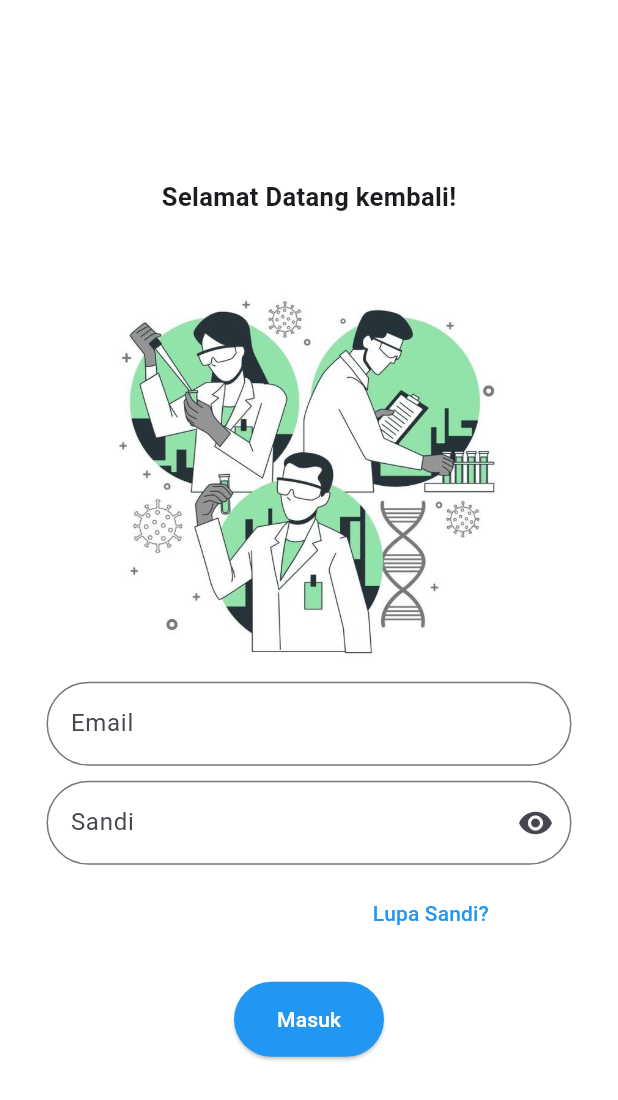
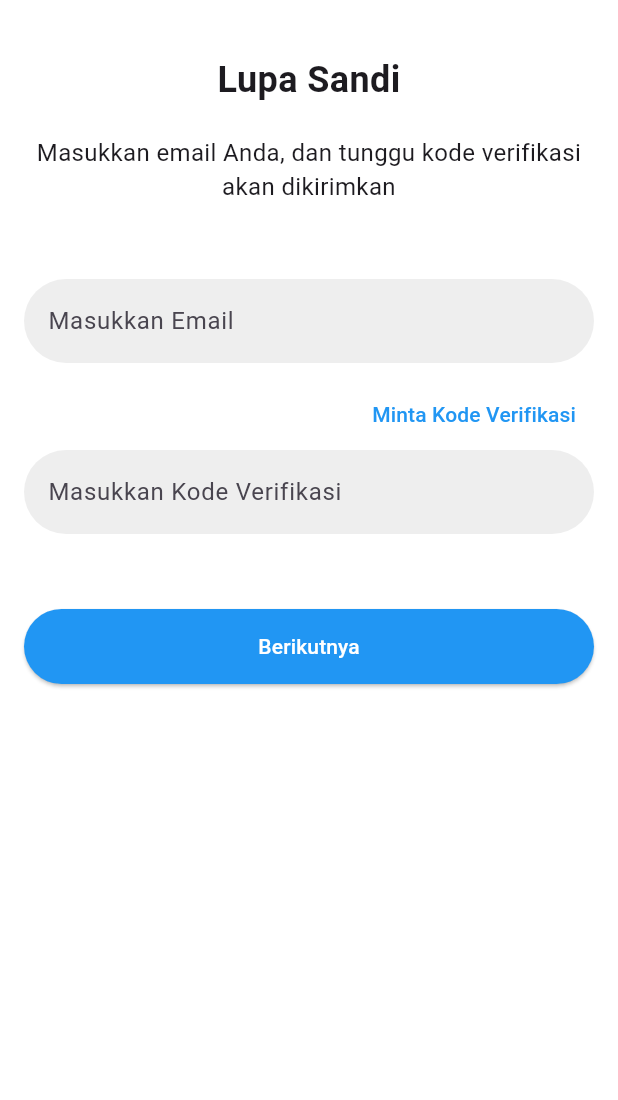
Before and after one commit to Ndi7/Media-Microlearning-Berbasis-Mobile, a Flutter app: the screen it shows after launch, after a tap on "Lupa Sandi?", on a phone screen of 412 x 824 dp. Shown: the top 1100 px of the screen. Run offline on Flutter 3.47's test engine with Material 3 defaults, Android fonts, the light colour scheme and no system bars; our stand-ins replace font_awesome_flutter.

Commit message:
add Lupa sandi page and atur lupa sandi page

```diff
--- a/lib/login_page.dart
+++ b/lib/login_page.dart
@@ -40,14 +40,18 @@ class _LoginPageState extends State<LoginPage> {
             SizedBox(
               width: 350, // Tentukan lebar kolom TextField
               child: TextField(
+                obscureText: _obscureText,
                 decoration: InputDecoration(
                   labelText: 'Email',
+                  filled: true,
+                  fillColor: Colors.grey[100], // Latar belakang abu-abu terang
                   border: OutlineInputBorder(
-                    borderRadius:
-                        BorderRadius.circular(40), // Mengatur radius sudut
+                    borderRadius: BorderRadius.circular(50),
+                    borderSide: BorderSide.none, // Menghilangkan border
                   ),
                 ),
               ),
+
             ),
             const SizedBox(height: 10),
 
@@ -58,14 +62,14 @@ class _LoginPageState extends State<LoginPage> {
                 obscureText: _obscureText,
                 decoration: InputDecoration(
                   labelText: 'Sandi',
+                  filled: true,
+                  fillColor: Colors.grey[200], // Latar belakang abu-abu terang
                   border: OutlineInputBorder(
-                    borderRadius:
-                        BorderRadius.circular(40), // Mengatur radius sudut
+                    borderRadius: BorderRadius.circular(50),
+                    borderSide: BorderSide.none, // Menghilangkan border
                   ),
                   suffixIcon: IconButton(
-                    icon: Icon(
-                      _obscureText ? Icons.visibility : Icons.visibility_off,
-                    ),
+                    icon: Icon(_obscureText ? Icons.visibility : Icons.visibility_off),
                     onPressed: () {
                       setState(() {
                         _obscureText = !_obscureText; // Toggle visibility
@@ -74,25 +78,24 @@ class _LoginPageState extends State<LoginPage> {
                   ),
                 ),
               ),
+
+
             ),
             const SizedBox(height: 10),
 
             // Forgot Password
             Align(
-              alignment: const FractionalOffset(0.8,
-                  0.0), // Geser ke kanan (0.1) dan tetap di tengah vertikal (0.0)
+              alignment: const FractionalOffset(0.8, 0.0),
               child: TextButton(
                 onPressed: () {
-                  // Handle forgot password action here
+                  Navigator.pushNamed(context, '/lupa-sandi'); // Navigate to LupaSandiPage
                 },
                 child: const Padding(
-                  padding: EdgeInsets.only(
-                      bottom: 3.0), // Adjust padding to lift underline
+                  padding: EdgeInsets.only(bottom: 3.0),
                   child: Text(
                     'Lupa Sandi?',
                     style: TextStyle(
-                      color: Colors.blue, // Warna teks biru
-                      // decoration: TextDecoration.underline, // Garis bawah pada teks
+                      color: Colors.blue,
                     ),
                   ),
                 ),
--- /dev/null
+++ b/lib/lupasandi_page.dart
@@ -0,0 +1,159 @@
+import 'package:flutter/material.dart';
+
+class LupaSandiPage extends StatelessWidget {
+  @override
+  Widget build(BuildContext context) {
+    return Scaffold(
+      backgroundColor: Colors.white, // Latar belakang putih
+      body: Padding(
+        padding: const EdgeInsets.all(16.0),
+        child: Column(
+          mainAxisAlignment: MainAxisAlignment.start,
+          crossAxisAlignment: CrossAxisAlignment.stretch,
+          children: [
+            SizedBox(height: 20), // Jarak dari atas
+            Text(
+              'Lupa Sandi', // Judul halaman
+              textAlign: TextAlign.center,
+              style: TextStyle(fontSize: 24, fontWeight: FontWeight.bold),
+            ),
+            SizedBox(height: 20), // Jarak antara judul dan teks berikutnya
+            Text(
+              'Masukkan email Anda, dan tunggu kode verifikasi akan dikirimkan',
+              textAlign: TextAlign.center,
+              style: TextStyle(fontSize: 16),
+            ),
+            SizedBox(height: 50),
+            TextField(
+              decoration: InputDecoration(
+                labelText: 'Masukkan Email',
+                filled: true,
+                fillColor: Colors.grey[200], // Latar belakang abu-abu terang
+                border: OutlineInputBorder(
+                  borderRadius: BorderRadius.circular(50), // Sudut melengkung
+                  borderSide: BorderSide.none, // Menghilangkan border
+                ),
+              ),
+            ),
+
+            SizedBox(height: 10),
+            Row(
+              mainAxisAlignment: MainAxisAlignment.end,
+              children: [
+                TextButton(
+                  onPressed: () {
+                    // Handle verification code request
+                  },
+                  child: Text(
+                    'Minta Kode Verifikasi',
+                    style: TextStyle(color: Colors.blue),
+                  ),
+                ),
+                SizedBox(height: 20),
+              ],
+            ),
+            TextField(
+              decoration: InputDecoration(
+                labelText: 'Masukkan Kode Verifikasi',
+                filled: true,
+                fillColor: Colors.grey[200], // Latar belakang abu-abu terang
+                border: OutlineInputBorder(
+                  borderRadius: BorderRadius.circular(50), // Sudut melengkung
+                  borderSide: BorderSide.none, // Menghilangkan border
+                ),
+              ),
+            ),
+            SizedBox(height: 50),
+            ElevatedButton(
+              onPressed: () {
+                // Navigasi ke Halaman Atur Lupa Sandi
+                Navigator.push(
+                  context,
+                  MaterialPageRoute(builder: (context) => AturLupaSandiPage()),
+                );
+              },
+              child: Text(
+                'Berikutnya',
+                style: TextStyle(color: Colors.white), // Warna teks putih
+              ),
+              style: ElevatedButton.styleFrom(
+                backgroundColor: Colors.blue, // Warna latar tombol biru
+                padding: EdgeInsets.symmetric(horizontal: 50, vertical: 15),
+                shape: RoundedRectangleBorder(
+                  borderRadius: BorderRadius.circular(50), // Sudut melengkung
+                ),
+              ),
+            )
+
+          ],
+        ),
+      ),
+    );
+  }
+}
+
+class AturLupaSandiPage extends StatelessWidget {
+  @override
+  Widget build(BuildContext context) {
+    return Scaffold(
+      backgroundColor: Colors.white, // Latar belakang putih
+      body: Padding(
+        padding: const EdgeInsets.all(16.0),
+        child: Column(
+          mainAxisAlignment: MainAxisAlignment.start,
+          crossAxisAlignment: CrossAxisAlignment.stretch,
+          children: [
+            SizedBox(height: 20), // Jarak dari atas
+            Text(
+              'Atur Lupa Sandi', // Judul halaman
+              textAlign: TextAlign.center,
+              style: TextStyle(fontSize: 24, fontWeight: FontWeight.bold),
+            ),
+            SizedBox(height: 50),
+            TextField(
+              decoration: InputDecoration(
+                labelText: 'Kata Sandi Baru',
+                filled: true,
+                fillColor: Colors.grey[200], // Latar belakang abu-abu terang
+                border: OutlineInputBorder(
+                  borderRadius: BorderRadius.circular(50), // Sudut melengkung
+                  borderSide: BorderSide.none, // Menghilangkan border
+                ),
+              ),
+            ),
+            SizedBox(height: 20),
+            TextField(
+              decoration: InputDecoration(
+                labelText: 'Konfirmasi Kata Sandi',
+                filled: true,
+                fillColor: Colors.grey[200], // Latar belakang abu-abu terang
+                border: OutlineInputBorder(
+                  borderRadius: BorderRadius.circular(50), // Sudut melengkung
+                  borderSide: BorderSide.none, // Menghilangkan border
+                ),
+              ),
+            ),
+
+            SizedBox(height: 30),
+            ElevatedButton(
+              onPressed: () {
+                // Proses reset kata sandi
+              },
+              child: Text(
+                'OK',
+                style: TextStyle(color: Colors.white), // Warna teks putih
+              ),
+              style: ElevatedButton.styleFrom(
+                backgroundColor: Colors.blue, // Warna latar tombol biru
+                padding: EdgeInsets.symmetric(horizontal: 50, vertical: 15),
+                shape: RoundedRectangleBorder(
+                  borderRadius: BorderRadius.circular(50), // Sudut melengkung
+                ),
+              ),
+            ),
+          ],
+        ),
+      ),
+    );
+  }
+}
--- a/lib/main.dart
+++ b/lib/main.dart
@@ -1,13 +1,13 @@
 import 'package:flutter/material.dart';
 import 'login_page.dart';
-import 'home_page.dart';
-import 'Kelas.dart';
-import 'unit_page.dart';
-import 'ubahnohp_page.dart';
-import 'riwayat_nilai.dart';
-import 'profil.dart';
-import 'BabPage.dart';
-
+import 'siswa/home_page.dart';
+import 'siswa/Kelas.dart';
+import 'siswa/unit_page.dart';
+import 'siswa/ubahnohp_page.dart';
+import 'siswa/riwayat_nilai.dart';
+import 'siswa/profil.dart';
+import 'siswa/BabPage.dart';
+import 'lupasandi_page.dart'; // Import the LupaSandiPage
 
 void main() {
   runApp(const MyApp());
@@ -27,6 +27,7 @@ class MyApp extends StatelessWidget {
       home: const LoginPage(),
       routes: {
         '/home': (context) => const HomePage(),
+        '/lupa-sandi': (context) => LupaSandiPage(), // Add route for LupaSandiPage
       },
     );
   }
--- a/lib/riwayat_nilai.dart
+++ b/lib/siswa/riwayat_nilai.dart
@@ -1,5 +1,5 @@
 import 'package:flutter/material.dart';
-import 'detail_nilai.dart'; // Pastikan file detail_nilai.dart sudah ada
+import '../detail_nilai.dart'; // Pastikan file detail_nilai.dart sudah ada
 import 'profil.dart'; // Pastikan file profil.dart sudah ada
 
 class RiwayatNilaiPage extends StatelessWidget {
```
Also changed, not shown: lib/admin/Admin_dataSiswa.dart (renamed from lib/Admin_dataSiswa.dart), lib/admin/Admin_kelas.dart (renamed from lib/Admin_kelas.dart), lib/admin/homepageadmin.dart (added), lib/guru/BabGuru.dart (renamed from lib/BabGuru.dart), lib/guru/Guru_Tambah_Materi.dart (renamed from lib/Guru_Tambah_Materi.dart), lib/guru/Guru_Tambahsoalkuis.dart (renamed from lib/Guru_Tambahsoalkuis.dart), lib/siswa/BabPage.dart (renamed from lib/BabPage.dart), lib/siswa/Kelas.dart (renamed from lib/Kelas.dart), lib/siswa/home_page.dart (renamed from lib/home_page.dart), lib/siswa/profil.dart (renamed from lib/profil.dart), lib/siswa/ubahnohp_page.dart (renamed from lib/ubahnohp_page.dart), lib/siswa/ubahsandi.dart (renamed from lib/ubahsandi.dart), lib/siswa/unit_page.dart (renamed from lib/unit_page.dart), lib/siswa/video_materi.dart (renamed from lib/video_materi.dart).
